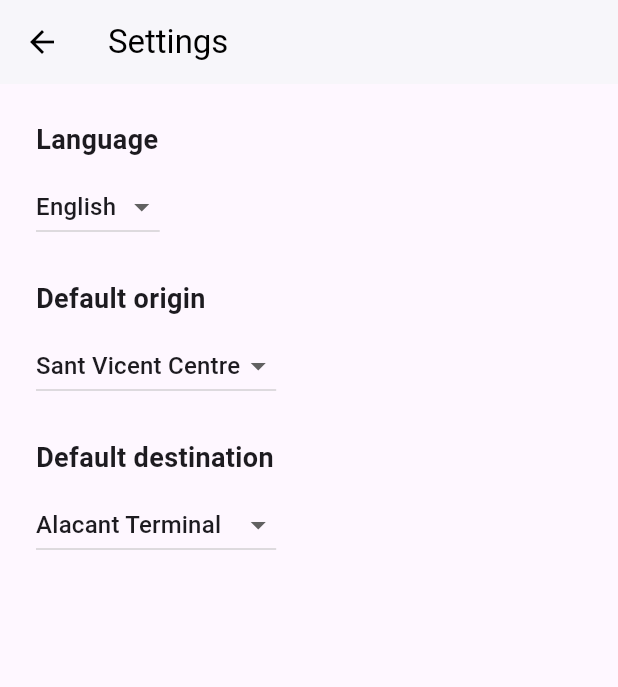
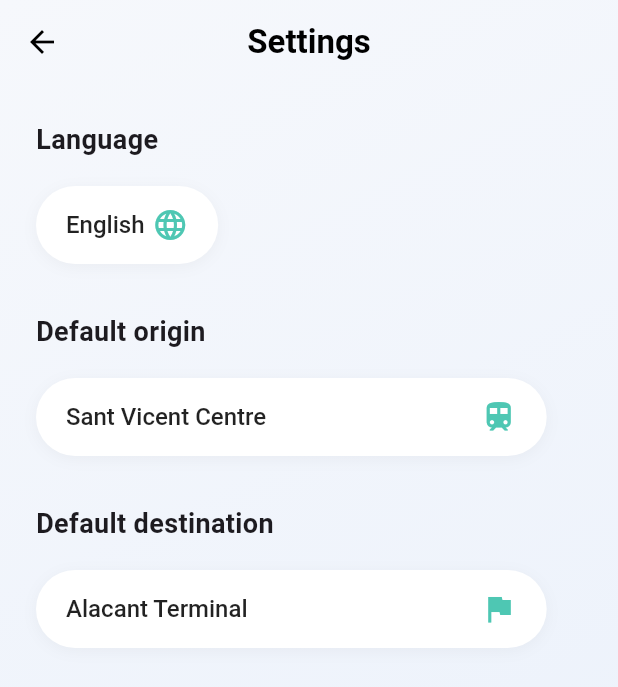
Before and after one commit to hectorgabucio/cercanias-alicante, a Flutter app: the screen it shows after launch, after a tap on the "keyboard control" icon, on a phone screen of 412 x 824 dp. Shown: the top 687 px of the screen. Run offline on Flutter 3.47's test engine with Material 3 defaults, Android fonts, the phone set to English and light mode, and no system bars; our stand-ins replace share_plus, shared_preferences; network calls fail.

Commit message:
chore: revamp settings page

```diff
--- a/lib/settings_page.dart
+++ b/lib/settings_page.dart
@@ -17,6 +17,35 @@ class _SettingsPageState extends State<SettingsPage> {
   late String defaultOrigin;
   late String defaultDestination;
 
+  static const Map<String, String> stations = {
+    "07004": "Aguilas",
+    "07007": "Aguilas el Labradorcico",
+    "07009": "Almendricos",
+    "06013": "Altet",
+    "06014": "Aspe",
+    "06015": "Beniel",
+    "06016": "Callosa de Segura",
+    "06017": "Carrús",
+    "06018": "Catral",
+    "06019": "Crevillente",
+    "06020": "Elche Parque/Elx Parc",
+    "06021": "Elche Carrús/Elx Carrús",
+    "06022": "Elda-Petrer",
+    "06023": "La Encina",
+    "06024": "Monforte del Cid",
+    "06025": "Murcia del Carmen",
+    "06026": "Orihuela-Miguel Hernández",
+    "06027": "San Isidro-Albatera-Catral",
+    "06028": "San Vicente Centre/Sant Vicent Centre",
+    "06029": "Torre-Pacheco",
+    "06030": "Torrevieja",
+    "06031": "Totana",
+    "06032": "Villena",
+    "60911": "Alacant Terminal",
+    "60913": "Sant Vicent Centre",
+    // ...add all other stations as needed
+  };
+
   @override
   void initState() {
     super.initState();
@@ -34,22 +63,56 @@ class _SettingsPageState extends State<SettingsPage> {
 
   @override
   Widget build(BuildContext context) {
-    return Scaffold(
+    return Container(
+      decoration: const BoxDecoration(
+        gradient: LinearGradient(
+          colors: [Color(0xFFF6F8FC), Color(0xFFE9F0FB)],
+          begin: Alignment.topLeft,
+          end: Alignment.bottomRight,
+        ),
+      ),
+      child: Scaffold(
+        backgroundColor: Colors.transparent,
+        extendBodyBehindAppBar: true,
         appBar: AppBar(
-        backgroundColor: Colors.white,
-        elevation: 1,
-        title: Text(t(lang, 'settings'), style: const TextStyle(color: Colors.black)),
+          backgroundColor: Colors.transparent,
+          elevation: 0,
+          title: Text(
+            t(lang, 'settings'),
+            style: const TextStyle(color: Colors.black, fontWeight: FontWeight.bold, fontSize: 22),
+          ),
           iconTheme: const IconThemeData(color: Colors.black),
+          centerTitle: true,
         ),
-      body: Padding(
+        body: SafeArea(
+          child: SingleChildScrollView(
+            child: Padding(
               padding: const EdgeInsets.all(24.0),
               child: Column(
                 crossAxisAlignment: CrossAxisAlignment.start,
                 children: [
-            Text(t(lang, 'language'), style: const TextStyle(fontWeight: FontWeight.bold, fontSize: 18)),
-            const SizedBox(height: 8),
-            DropdownButton<String>(
+                  // Language
+                  Padding(
+                    padding: const EdgeInsets.only(bottom: 18.0),
+                    child: Text(t(lang, 'language'), style: const TextStyle(fontWeight: FontWeight.bold, fontSize: 18)),
+                  ),
+                  Container(
+                    decoration: BoxDecoration(
+                      color: Colors.white,
+                      borderRadius: BorderRadius.circular(32),
+                      boxShadow: [
+                        BoxShadow(
+                          color: Colors.black12.withOpacity(0.04),
+                          blurRadius: 8,
+                          offset: const Offset(0, 2),
+                        ),
+                      ],
+                    ),
+                    padding: const EdgeInsets.symmetric(horizontal: 20, vertical: 2),
+                    child: DropdownButtonHideUnderline(
+                      child: DropdownButton<String>(
                         value: lang,
+                        icon: const Icon(Icons.language, color: Color(0xFF4EC7B3)),
                         items: [
                           DropdownMenuItem(value: 'es', child: Text(t(lang, 'spanish'))),
                           DropdownMenuItem(value: 'en', child: Text(t(lang, 'english'))),
@@ -62,17 +125,36 @@ class _SettingsPageState extends State<SettingsPage> {
                             await saveSettings();
                           }
                         },
+                        borderRadius: BorderRadius.circular(32),
+                        dropdownColor: Colors.white,
+                        style: const TextStyle(fontWeight: FontWeight.w500, fontSize: 16, color: Colors.black87),
                       ),
-            const SizedBox(height: 24),
-            Text(t(lang, 'defaultOrigin'), style: const TextStyle(fontWeight: FontWeight.bold, fontSize: 18)),
-            const SizedBox(height: 8),
-            DropdownButton<String>(
+                    ),
+                  ),
+                  const SizedBox(height: 32),
+                  // Default Origin
+                  Padding(
+                    padding: const EdgeInsets.only(bottom: 18.0),
+                    child: Text(t(lang, 'defaultOrigin'), style: const TextStyle(fontWeight: FontWeight.bold, fontSize: 18)),
+                  ),
+                  Container(
+                    decoration: BoxDecoration(
+                      color: Colors.white,
+                      borderRadius: BorderRadius.circular(32),
+                      boxShadow: [
+                        BoxShadow(
+                          color: Colors.black12.withOpacity(0.04),
+                          blurRadius: 8,
+                          offset: const Offset(0, 2),
+                        ),
+                      ],
+                    ),
+                    padding: const EdgeInsets.symmetric(horizontal: 20, vertical: 2),
+                    child: DropdownButtonHideUnderline(
+                      child: DropdownButton<String>(
                         value: defaultOrigin,
-              items: [
-                DropdownMenuItem(value: '60913', child: Text('Sant Vicent Centre')),
-                DropdownMenuItem(value: '60911', child: Text('Alacant Terminal')),
-                // Add more stations as needed
-              ],
+                        icon: const Icon(Icons.train, color: Color(0xFF4EC7B3)),
+                        items: stations.entries.map((entry) => DropdownMenuItem(value: entry.key, child: Text(entry.value))).toList(),
                         onChanged: (value) async {
                           if (value != null) {
                             setState(() {
@@ -81,17 +163,36 @@ class _SettingsPageState extends State<SettingsPage> {
                             await saveSettings();
                           }
                         },
+                        borderRadius: BorderRadius.circular(32),
+                        dropdownColor: Colors.white,
+                        style: const TextStyle(fontWeight: FontWeight.w500, fontSize: 16, color: Colors.black87),
                       ),
-            const SizedBox(height: 24),
-            Text(t(lang, 'defaultDestination'), style: const TextStyle(fontWeight: FontWeight.bold, fontSize: 18)),
-            const SizedBox(height: 8),
-            DropdownButton<String>(
+                    ),
+                  ),
+                  const SizedBox(height: 32),
+                  // Default Destination
+                  Padding(
+                    padding: const EdgeInsets.only(bottom: 18.0),
+                    child: Text(t(lang, 'defaultDestination'), style: const TextStyle(fontWeight: FontWeight.bold, fontSize: 18)),
+                  ),
+                  Container(
+                    decoration: BoxDecoration(
+                      color: Colors.white,
+                      borderRadius: BorderRadius.circular(32),
+                      boxShadow: [
+                        BoxShadow(
+                          color: Colors.black12.withOpacity(0.04),
+                          blurRadius: 8,
+                          offset: const Offset(0, 2),
+                        ),
+                      ],
+                    ),
+                    padding: const EdgeInsets.symmetric(horizontal: 20, vertical: 2),
+                    child: DropdownButtonHideUnderline(
+                      child: DropdownButton<String>(
                         value: defaultDestination,
-              items: [
-                DropdownMenuItem(value: '60913', child: Text('Sant Vicent Centre')),
-                DropdownMenuItem(value: '60911', child: Text('Alacant Terminal')),
-                // Add more stations as needed
-              ],
+                        icon: const Icon(Icons.flag, color: Color(0xFF4EC7B3)),
+                        items: stations.entries.map((entry) => DropdownMenuItem(value: entry.key, child: Text(entry.value))).toList(),
                         onChanged: (value) async {
                           if (value != null) {
                             setState(() {
@@ -100,8 +201,17 @@ class _SettingsPageState extends State<SettingsPage> {
                             await saveSettings();
                           }
                         },
+                        borderRadius: BorderRadius.circular(32),
+                        dropdownColor: Colors.white,
+                        style: const TextStyle(fontWeight: FontWeight.w500, fontSize: 16, color: Colors.black87),
                       ),
+                    ),
+                  ),
+                  const SizedBox(height: 24),
                 ],
+              ),
+            ),
+          ),
         ),
       ),
     );
```
Lines whose indentation alone changed are shown as unchanged.
